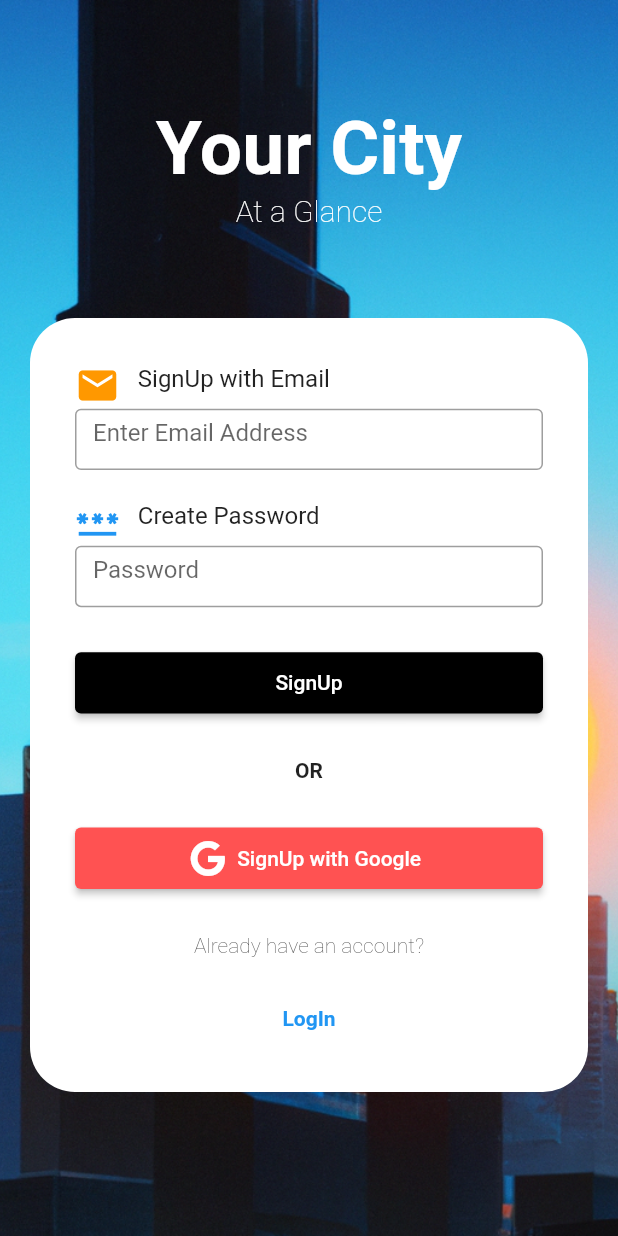
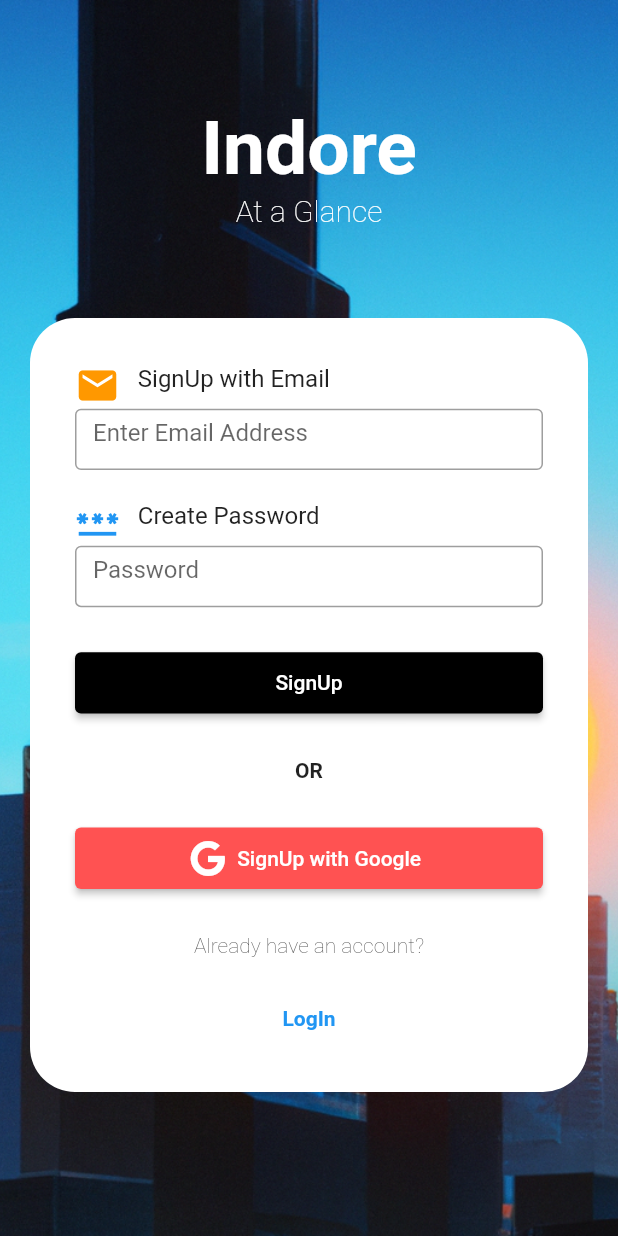
Before and after one commit to atharvapuranik25/at-a-glance, a Flutter app: the screen it shows after launch, after a tap on "SignUp", on a phone screen of 412 x 824 dp. Run offline on Flutter 3.47's test engine with Material 2 defaults, Android fonts, the phone set to English and light mode, and no system bars; our stand-ins replace firebase_auth, firebase_core, fluttertoast, font_awesome_flutter, geocoding, geolocator and 2 more; accounts and stored records are empty; network calls fail.

```diff
--- a/lib/main.dart
+++ b/lib/main.dart
@@ -32,10 +32,10 @@ class _MyAppState extends State<MyApp> {
       child: MaterialApp(
         navigatorKey: navigatorKey,
         debugShowCheckedModeBanner: false,
-        home: const SplashScreen(),
+        home: const SplashScreenPage(),
         routes: {
           "login": (context) => const LoginPage(),
-          "signup": (context) => const TitlePage(),
+          "signup": (context) => TitlePage("Indore"),
           "home": (context) => const HomePage(),
         },
       ),
@@ -44,15 +44,21 @@ class _MyAppState extends State<MyApp> {
 }
 
 class TitlePage extends StatefulWidget {
-  const TitlePage({super.key});
+  String currentCity;
+  TitlePage(this.currentCity, {super.key});
 
   @override
-  State<TitlePage> createState() => _TitlePageState();
+  State<TitlePage> createState() {
+    return TitlePageState(this.currentCity);
+  }
 }
 
-class _TitlePageState extends State<TitlePage> {
+class TitlePageState extends State<TitlePage> {
+  String currentCity;
   final emailController = TextEditingController();
   final passwordController = TextEditingController();
+
+  TitlePageState(this.currentCity);
 
   @override
   void dispose() {
@@ -86,9 +92,9 @@ class _TitlePageState extends State<TitlePage> {
                       padding: const EdgeInsets.all(50),
                       child: RichText(
                         textAlign: TextAlign.center,
-                        text: SplashScreenState().currentCity != "My_City"
+                        text: currentCity != "My City"
                             ? TextSpan(
-                                text: SplashScreenState().currentCity,
+                                text: currentCity,
                                 style: const TextStyle(
                                   fontSize: 50,
                                   fontWeight: FontWeight.bold,
--- a/lib/splash_screen.dart
+++ b/lib/splash_screen.dart
@@ -1,26 +1,33 @@
 import 'dart:async';
-import 'package:at_a_glance/home_page.dart';
 import 'package:firebase_auth/firebase_auth.dart';
 import 'package:flutter/material.dart';
 import 'package:fluttertoast/fluttertoast.dart';
-import 'main.dart';
 import 'package:geolocator/geolocator.dart';
 import 'package:geocoding/geocoding.dart';
+import 'package:splashscreen/splashscreen.dart';
 
-class SplashScreen extends StatefulWidget {
-  const SplashScreen({super.key});
+import 'home_page.dart';
+import 'main.dart';
+
+class SplashScreenPage extends StatefulWidget {
+  const SplashScreenPage({super.key});
 
   @override
-  SplashScreenState createState() => SplashScreenState();
+  SplashScreenPageState createState() => SplashScreenPageState();
 }
 
-class SplashScreenState extends State<SplashScreen> {
-  int time = 5;
-  String currentCity = "My_City";
-  String currentAddress = "My Address";
+class SplashScreenPageState extends State<SplashScreenPage> {
   late Position currentPosition;
+  late String currentAddress;
+  late String currentCity = "My City";
 
-  Future determinePosition() async {
+  @override
+  void initState() {
+    super.initState();
+    _determinePosition();
+  }
+
+  Future _determinePosition() async {
     bool serviceEnabled;
     LocationPermission permission;
 
@@ -57,12 +64,20 @@ class SplashScreenState extends State<SplashScreen> {
     }
   }
 
+  Future authCheck() async {
+    FirebaseAuth.instance.authStateChanges().listen((User? user) {
+      if (user == null) {
+        Navigator.pushReplacementNamed(context, "signup");
+      } else {
+        Navigator.pushReplacementNamed(context, "home");
+      }
+    });
+  }
+
   @override
-  void initState() {
-    super.initState();
-    determinePosition();
+  Widget build(BuildContext context) {
     Timer(
-      Duration(seconds: time),
+      const Duration(seconds: 5),
       () => Navigator.pushReplacement(
         context,
         MaterialPageRoute(
@@ -73,20 +88,60 @@ class SplashScreenState extends State<SplashScreen> {
                   if (snapshot.hasData) {
                     return const HomePage();
                   } else {
-                    return const TitlePage();
+                    return TitlePage(currentCity);
                   }
                 }),
           ),
         ),
       ),
     );
-  }
 
-  @override
-  Widget build(BuildContext context) {
-    return Container(
-      color: Colors.white,
-      child: FlutterLogo(size: MediaQuery.of(context).size.height),
+    var assetsImage = const AssetImage(
+        'images/flutter_logo.png'); //<- Creates an object that fetches an image.
+    var image = Image(
+        image: assetsImage,
+        height: 300); //<- Creates a widget that displays an image.
+
+    return MaterialApp(
+      home: Scaffold(
+        body: Container(
+          decoration: const BoxDecoration(color: Colors.white),
+          child: Center(
+            child: Column(
+              children: [Text(currentCity), image],
+            ),
+          ),
+        ),
+      ),
     );
+    // return SplashScreen(
+    //   seconds: 10,
+    //   navigateAfterSeconds: authCheck(),
+    //   // Navigator.pushReplacement(
+    //   //   context,
+    //   //   MaterialPageRoute(
+    //   //     builder: (context) => Scaffold(
+    //   //       body: StreamBuilder<User?>(
+    //   //           stream: FirebaseAuth.instance.authStateChanges(),
+    //   //           builder: (context, snapshot) {
+    //   //             if (snapshot.hasData) {
+    //   //               return const HomePage();
+    //   //             } else {
+    //   //               return const TitlePage();
+    //   //             }
+    //   //           }),
+    //   //     ),
+    //   //   ),
+    //   // ),
+    //   title: const Text(
+    //     'At a Glance',
+    //     textScaleFactor: 2,
+    //   ),
+    //   image: Image.network(
+    //       'https://storage.googleapis.com/cms-storage-bucket/847ae81f5430402216fd.svg'),
+    //   loadingText: Text(currentCity),
+    //   photoSize: 100.0,
+    //   loaderColor: Colors.blue,
+    // );
   }
 }
--- a/pubspec.yaml
+++ b/pubspec.yaml
@@ -44,6 +44,8 @@ dependencies:
   geocoding: ^2.0.5
 
   fluttertoast: ^8.2.1
+
+  splashscreen: ^1.3.5
 
 
   # The following adds the Cupertino Icons font to your application.
```
Also changed, not shown: images/flutter_logo.png (added), pubspec.lock.
